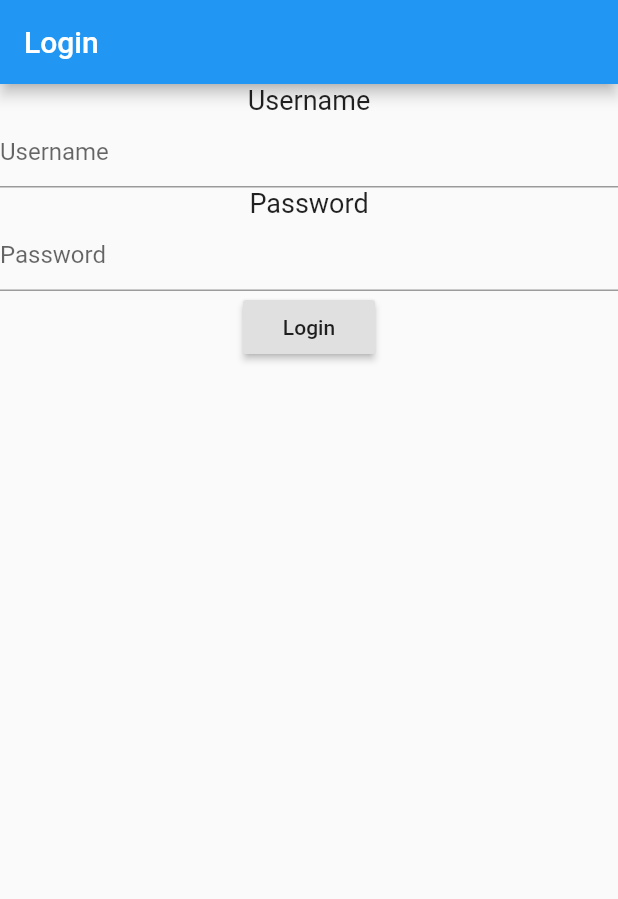
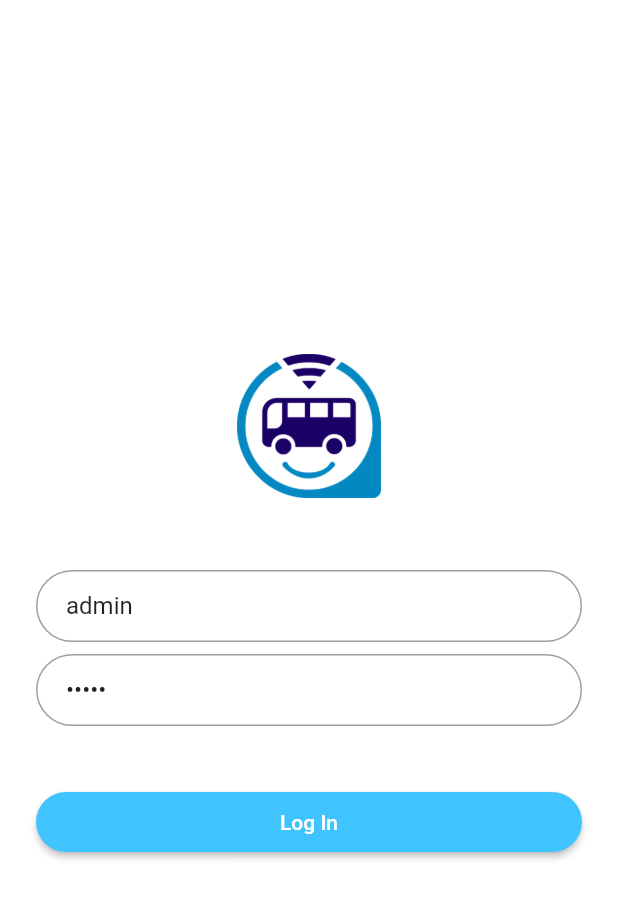
Before and after one commit to toninow/ProIn, a Flutter app: the screen it shows after launch, on a phone screen of 412 x 824 dp. Shown: the top 899 px of the screen. Run offline on Flutter 3.47's test engine with Material 2 defaults, Android fonts, the phone set to English and light mode, and no system bars.

Commit message:
login changed

```diff
--- a/proin4/lib/main.dart
+++ b/proin4/lib/main.dart
@@ -16,7 +16,7 @@ class MyApp extends StatelessWidget {
   Widget build(BuildContext context) {
     return new MaterialApp(
       debugShowCheckedModeBanner: false,
-      title: 'Login PHP My Admin',
+      title: 'Proin4',
       home: new MyHomePage(),
       routes: <String,WidgetBuilder>{
         '/powerPage': (BuildContext context)=> new SuperV(username: username,),
@@ -38,10 +38,11 @@ TextEditingController user=new TextEditingController();
 TextEditingController pass=new TextEditingController();
 
 String msg='';
-//final response = await http.post("http://192.168.1.4/ticket_reservation/mobile/bdd/login.php", body: { servidor local
+
 Future<List> _login() async {
    //servidor movil
-  final response = await http.post("http://192.168.43.162/ticket_reservation/mobile/bdd/login.php", body: {
+ // final response = await http.post("http://192.168.43.162/ticket_reservation/mobile/bdd/login.php", body: {
+final response = await http.post("http://192.168.1.4/ticket_reservation/mobile/bdd/login.php", body: {
     "cuenta_usuario": user.text,
     "password_usuario": pass.text,
   });
@@ -71,40 +72,68 @@ Future<List> _login() async {
 
   @override
   Widget build(BuildContext context) {
-    return Scaffold(
-      appBar: AppBar(title: Text("Login"),),
-      body: Container(
-        child: Center(
-          child: Column(
-            children: <Widget>[
-              Text("Username",style: TextStyle(fontSize: 18.0),),
-              TextField(
-                controller: user,
+    final logo = Hero(
+      tag: 'hero',
+      child: CircleAvatar(
+        backgroundColor: Colors.transparent,
+        radius: 48.0,
+        child: Image.asset('assets/bus2.png'),
+      ),
+    );
+
+    final email = TextFormField(
+      keyboardType: TextInputType.emailAddress,
+      autofocus: false,
+      initialValue: 'admin',
       decoration: InputDecoration(
-                  hintText: 'Username'
+        hintText: 'Email',
+        contentPadding: EdgeInsets.fromLTRB(20.0, 10.0, 20.0, 10.0),
+        border: OutlineInputBorder(borderRadius: BorderRadius.circular(32.0)),
       ),
-                ),
-              Text("Password",style: TextStyle(fontSize: 18.0),),
-              TextField(
-                controller: pass,
+    );
+
+    final password = TextFormField(
+      autofocus: false,
+      initialValue: 'admin',
       obscureText: true,
       decoration: InputDecoration(
-                  hintText: 'Password'
+        hintText: 'Password',
+        contentPadding: EdgeInsets.fromLTRB(20.0, 10.0, 20.0, 10.0),
+        border: OutlineInputBorder(borderRadius: BorderRadius.circular(32.0)),
       ),
+    );
+
+    final loginButton = Padding(
+      padding: EdgeInsets.symmetric(vertical: 16.0),
+      child: RaisedButton(
+        shape: RoundedRectangleBorder(
+          borderRadius: BorderRadius.circular(24),
         ),
-
-              RaisedButton(
-                child: Text("Login"),
         onPressed: (){
                   _login();
                   Navigator.pop(context);
                 },
+        padding: EdgeInsets.all(12),
+        color: Colors.lightBlueAccent,
+        child: Text('Log In', style: TextStyle(color: Colors.white)),
       ),
+    );
 
-              Text(msg,style: TextStyle(fontSize: 20.0,color: Colors.red),)
-
+    return Scaffold(
+      backgroundColor: Colors.white,
+      body: Center(
+        child: ListView(
+          shrinkWrap: true,
+          padding: EdgeInsets.only(left: 24.0, right: 24.0),
+          children: <Widget>[
+            logo,
+            SizedBox(height: 48.0),
+            email,
+            SizedBox(height: 8.0),
+            password,
+            SizedBox(height: 24.0),
+            loginButton,
           ],
-          ),
         ),
       ),
     );
--- a/proin4/lib/pages/usuario/detail.dart
+++ b/proin4/lib/pages/usuario/detail.dart
@@ -14,6 +14,7 @@ class Detail extends StatefulWidget {
 class _DetailState extends State<Detail> {
 
 void deleteData(){
+  //var url="http://192.168.43.162/ticket_reservation/mobile/usuario/deleteData.php";
   var url="http://192.168.1.4/ticket_reservation/mobile/usuario/deleteData.php";
   http.post(url, body: {
     'id_usuario': widget.list[widget.index]['id_usuario']
--- a/proin4/lib/pages/usuario/editdata.dart
+++ b/proin4/lib/pages/usuario/editdata.dart
@@ -23,7 +23,8 @@ class _EditDataState extends State<EditData> {
 
 
   void editData() {
-    var url="http://192.168.43.162/ticket_reservation/mobile/usuario/editdata.php";
+    var url="http://192.168.1.4/ticket_reservation/mobile/usuario/editdata.php";
+    //var url="http://192.168.43.162/ticket_reservation/mobile/usuario/editdata.php";
     http.post(url,body: {
       "id_usuario": widget.list[widget.index]['id_usuario'],
       "cuenta_usuario": controllerCuenta.text,
--- a/proin4/lib/pages/usuario/listarUsuarios.dart
+++ b/proin4/lib/pages/usuario/listarUsuarios.dart
@@ -10,10 +10,12 @@ class Home extends StatefulWidget {
   @override
   _HomeState createState() => new _HomeState();
 }
-//final response = await http.get("http://192.168.1.4/ticket_reservation/mobile/usuario/getData.php");
+
 class _HomeState extends State<Home> {
   Future<List> getData() async {
-    final response = await http.get("http://192.168.43.162/ticket_reservation/mobile/usuario/getData.php");
+    //final response = await http.get("http://192.168.43.162/ticket_reservation/mobile/usuario/getData.php");
+    final response = await http.get("http://192.168.1.4/ticket_reservation/mobile/usuario/getData.php");
+
     print('body: [${response.body}]');
     return json.decode(response.body);
   }
@@ -77,9 +79,11 @@ class ItemList extends StatelessWidget {
                   style: TextStyle(fontSize: 20.0, color: Colors.black),
                 ),
               ),
+
             ),
           ),
         );
+
       },
     );
   }
--- a/proin4/lib/pages/usuario/registroUsuarios.dart
+++ b/proin4/lib/pages/usuario/registroUsuarios.dart
@@ -1,7 +1,6 @@
 import 'package:flutter/material.dart';
 import 'package:http/http.dart' as http;
 import '../../powerPage.dart';
-import 'dart:convert';
 
 class AddData extends StatefulWidget {
   @override
@@ -19,11 +18,11 @@ class _AddDataState extends State<AddData> {
   //TextEditingController controllerNivel = new TextEditingController();
 
   var _formKey = GlobalKey<FormState>();
-// var url = "http://192.168.1.4/ticket_reservation/mobile/usuario/adddata.php";
+
   void addData() {
 
-    var url = "http://192.168.43.162/ticket_reservation/mobile/usuario/adddata.php";
-
+    //var url = "http://192.168.43.162/ticket_reservation/mobile/usuario/adddata.php";
+  var url = "http://192.168.1.4/ticket_reservation/mobile/usuario/adddata.php";
     http.post(url, body: {
       "cuenta_usuario": controllerUsername.text,
       "password_usuario": controllerPassword.text,
@@ -35,9 +34,6 @@ class _AddDataState extends State<AddData> {
       //"nivel": controllerNivel.text
     });
   }
-
-  String _mySelection;
-  List<Map> _myJson = [{"id_tipo":1,"name":"administrador"},{"id_tipo":2,"name":"cajero"}];
 
   @override
   Widget build(BuildContext context) {
```
Also changed, not shown: proin4/pubspec.yaml (+3 -53 lines), proin4/assets/bus2.png (added). Lines whose indentation alone changed are shown as unchanged.
